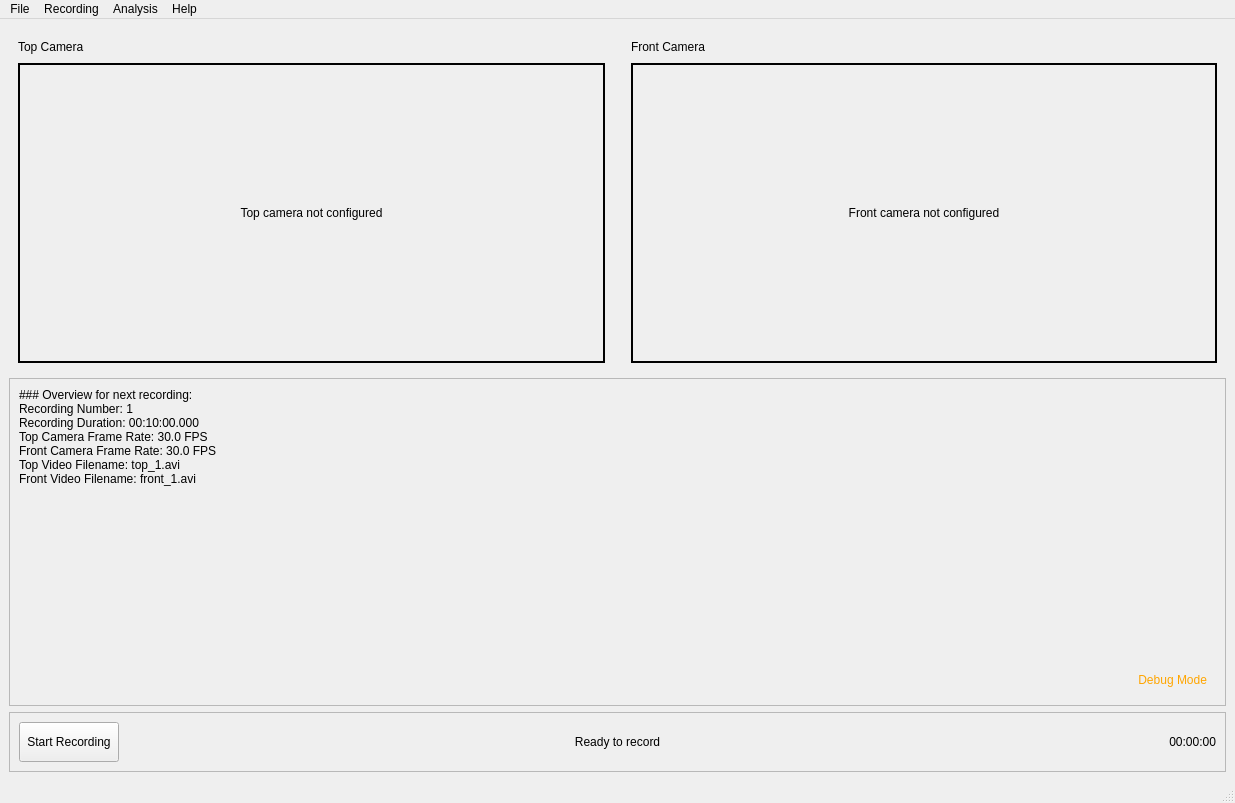
This is ui/WGrimaceBox.ui in ETHZ-INS/Grimace-Box-Recorder as Qt 5 draws it before an edit. The edited form follows.
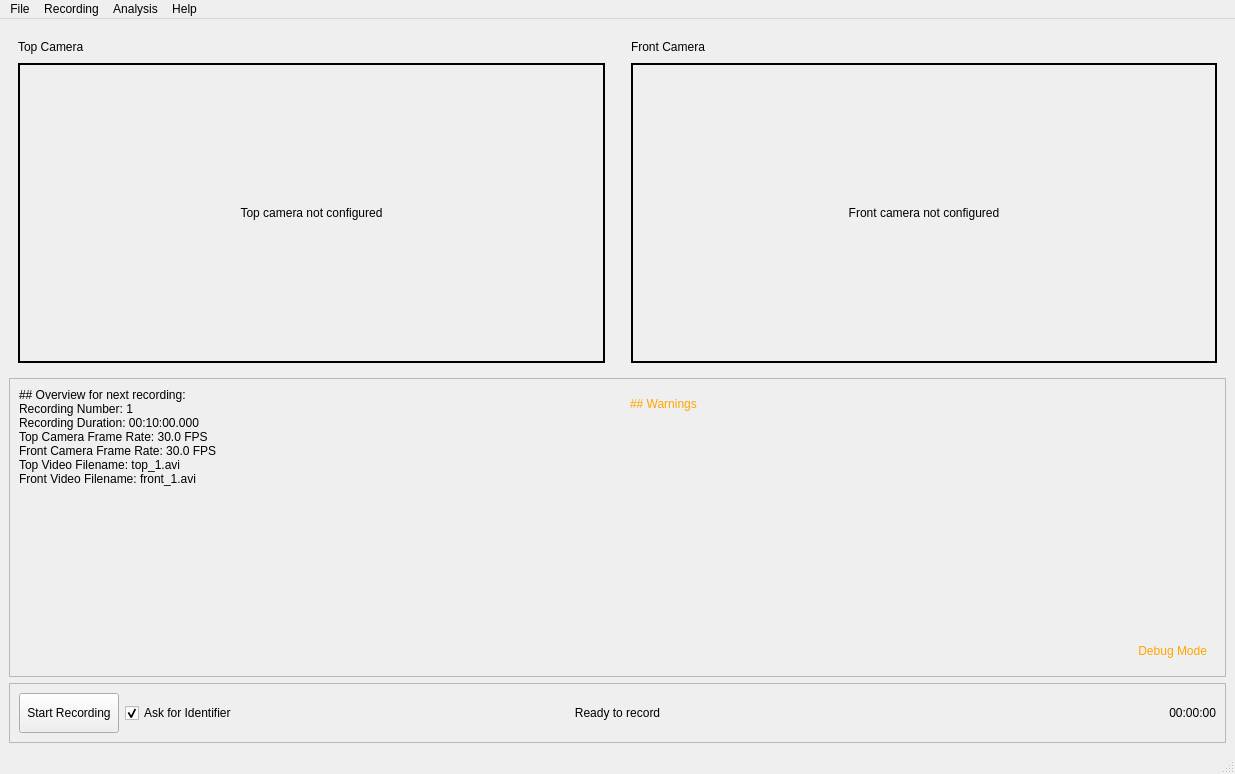
This is the edited form.

The edit to the form file:
```diff
--- a/ui/WGrimaceBox.ui
+++ b/ui/WGrimaceBox.ui
@@ -7,7 +7,7 @@
     <x>0</x>
     <y>0</y>
     <width>1235</width>
-    <height>803</height>
+    <height>774</height>
    </rect>
   </property>
   <property name="windowTitle">
@@ -267,7 +267,7 @@
        <item>
         <widget class="QLabel" name="lbl_overview">
          <property name="text">
-          <string>### Overview for next recording:  
+          <string>## Overview for next recording:  
 Recording Number: 1  
 Recording Duration: 00:10:00.000  
 Top Camera Frame Rate: 30.0 FPS  
@@ -308,13 +308,13 @@
              </sizepolicy>
             </property>
             <property name="styleSheet">
-             <string notr="true"/>
+             <string notr="true">color: orange</string>
             </property>
             <property name="frameShadow">
              <enum>QFrame::Plain</enum>
             </property>
             <property name="text">
-             <string/>
+             <string>## Warnings</string>
             </property>
             <property name="textFormat">
              <enum>Qt::MarkdownText</enum>
@@ -398,6 +398,45 @@
        <enum>QFrame::Raised</enum>
       </property>
       <layout class="QHBoxLayout" name="horizontalLayout_2">
+       <property name="topMargin">
+        <number>9</number>
+       </property>
+       <property name="rightMargin">
+        <number>9</number>
+       </property>
+       <item>
+        <widget class="QFrame" name="frame_7">
+         <property name="minimumSize">
+          <size>
+           <width>250</width>
+           <height>0</height>
+          </size>
+         </property>
+         <property name="maximumSize">
+          <size>
+           <width>200</width>
+           <height>16777215</height>
+          </size>
+         </property>
+         <property name="frameShape">
+          <enum>QFrame::NoFrame</enum>
+         </property>
+         <property name="frameShadow">
+          <enum>QFrame::Raised</enum>
+         </property>
+         <layout class="QHBoxLayout" name="horizontalLayout_4">
+          <property name="leftMargin">
+           <number>0</number>
+          </property>
+          <property name="topMargin">
+           <number>0</number>
+          </property>
+          <property name="rightMargin">
+           <number>0</number>
+          </property>
+          <property name="bottomMargin">
+           <number>0</number>
+          </property>
        <item>
         <widget class="QPushButton" name="btn_record">
          <property name="sizePolicy">
@@ -421,6 +460,32 @@
         </widget>
        </item>
        <item>
+           <widget class="QCheckBox" name="chb_identifier">
+            <property name="text">
+             <string>Ask for Identifier</string>
+            </property>
+            <property name="checked">
+             <bool>true</bool>
+            </property>
+           </widget>
+          </item>
+          <item>
+           <spacer name="horizontalSpacer_3">
+            <property name="orientation">
+             <enum>Qt::Horizontal</enum>
+            </property>
+            <property name="sizeHint" stdset="0">
+             <size>
+              <width>40</width>
+              <height>20</height>
+             </size>
+            </property>
+           </spacer>
+          </item>
+         </layout>
+        </widget>
+       </item>
+       <item>
         <widget class="QLabel" name="lbl_message">
          <property name="sizePolicy">
           <sizepolicy hsizetype="Preferred" vsizetype="MinimumExpanding">
@@ -446,10 +511,16 @@
          </property>
          <property name="minimumSize">
           <size>
-           <width>100</width>
+           <width>250</width>
            <height>0</height>
           </size>
          </property>
+         <property name="maximumSize">
+          <size>
+           <width>200</width>
+           <height>16777215</height>
+          </size>
+         </property>
          <property name="text">
           <string>00:00:00</string>
          </property>
```
Left out of the diff: 3 changed lines with no effect on the pictures. Lines whose indentation alone changed are shown as unchanged.
